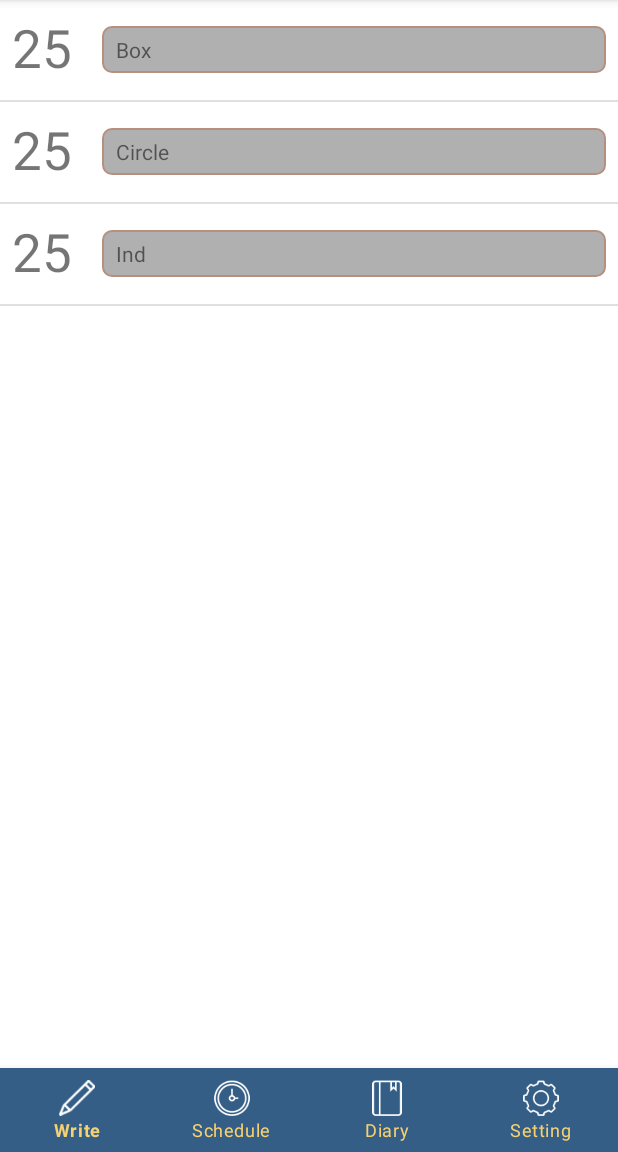
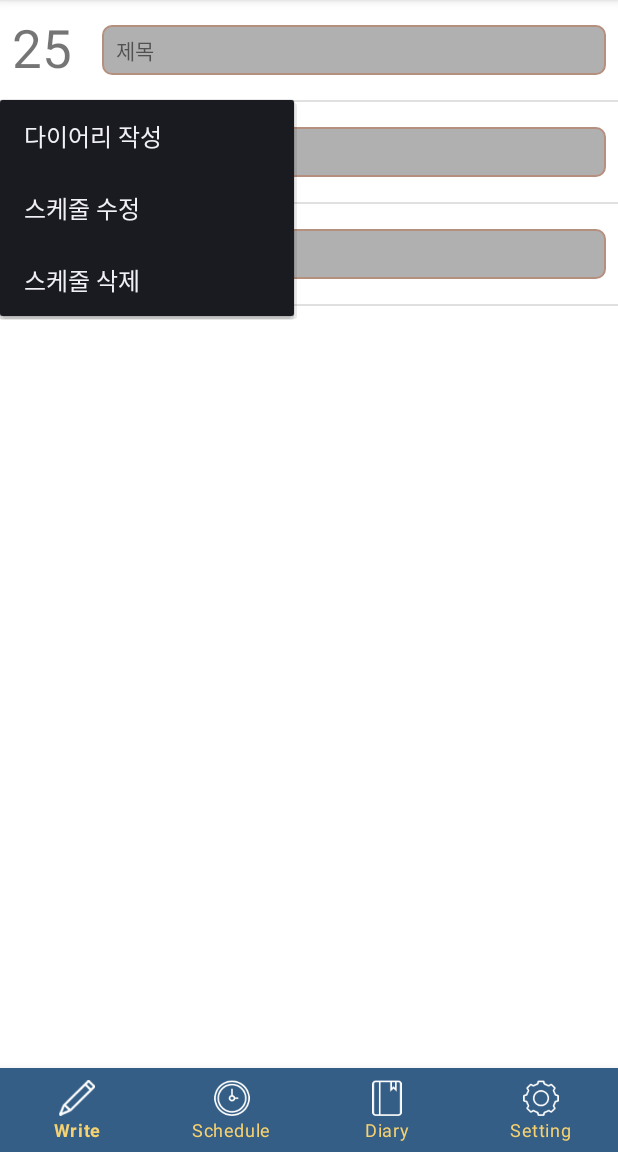
Before and after one commit to kumass2020/Moments-Diary-App, an Android app: the screen it shows after launch (MainActivity), after a tap on "25", on a phone screen of 412 x 824 dp, the part 84-1236 px from its top. Run offline under Robolectric (Android 15) with nearby library versions, the phone set to English and light mode, and no system bars; 2 statements that could not run were skipped.

Commit message:
popup menu

```diff
--- a/app/src/main/java/com/cookandroid/moments_diary/Content.java
+++ b/app/src/main/java/com/cookandroid/moments_diary/Content.java
@@ -13,6 +13,7 @@ public class Content {
 //    }
 
     public String getTitle() {
+        title =
         return title;
     }
 
--- a/app/src/main/java/com/cookandroid/moments_diary/MainActivity.java
+++ b/app/src/main/java/com/cookandroid/moments_diary/MainActivity.java
@@ -1,14 +1,17 @@
 package com.cookandroid.moments_diary;
 
 import androidx.appcompat.app.AppCompatActivity;
-import androidx.core.content.ContextCompat;
 
 import android.database.sqlite.SQLiteDatabase;
 import android.os.Bundle;
+import android.view.Menu;
+import android.view.MenuInflater;
+import android.view.MenuItem;
 import android.view.View;
 import android.widget.AdapterView;
 import android.widget.ArrayAdapter;
 import android.widget.ListView;
+import android.widget.PopupMenu;
 import android.widget.Toast;
 
 import java.util.ArrayList;
@@ -49,13 +52,35 @@ public class MainActivity extends AppCompatActivity {
         adapter.addItem("25", "Ind");
 
         listview.setOnItemClickListener(new AdapterView.OnItemClickListener() {
+
             @Override
             public void onItemClick(AdapterView parent, View v, int position, long id) {
+
                 // get item
                 Content item = (Content)parent.getItemAtPosition(position);
+//                String dayStr = item.getDay();
+//                String titleStr = item.getTitle();
 
-                String dayStr = item.getDay();
-                String titleStr = item.getTitle();
+                // Content 클릭 시 팝업 메뉴
+                final PopupMenu popupMenu = new PopupMenu(getApplicationContext(), v);
+                getMenuInflater().inflate(R.menu.popup_menu,popupMenu.getMenu());
+                popupMenu.setOnMenuItemClickListener(new PopupMenu.OnMenuItemClickListener() {
+                    @Override
+                    public boolean onMenuItemClick(MenuItem menuItem) {
+                        if (menuItem.getItemId() == R.id.addDiary){
+                            Toast.makeText(MainActivity.this, "메뉴 1 클릭", Toast.LENGTH_SHORT).show();
+                        }else if (menuItem.getItemId() == R.id.scheduleModify){
+                            Toast.makeText(MainActivity.this, "메뉴 2 클릭", Toast.LENGTH_SHORT).show();
+                        }else {
+                            Toast.makeText(MainActivity.this, "메뉴 3 클릭", Toast.LENGTH_SHORT).show();
+                        }
+
+                        return false;
+                    }
+                });
+                popupMenu.show();
+
+
             }
         });
     }
--- /dev/null
+++ b/app/src/main/res/menu/popup_menu.xml
@@ -0,0 +1,14 @@
+<?xml version="1.0" encoding="utf-8"?>
+<menu xmlns:android="http://schemas.android.com/apk/res/android">
+
+    <item
+        android:id="@+id/addDiary"
+        android:title="다이어리 작성" />
+    <item
+        android:id="@+id/scheduleModify"
+        android:title="스케줄 수정" />
+    <item
+        android:id="@+id/scheduleRemove"
+        android:title="스케줄 삭제" />
+
+</menu>
```
